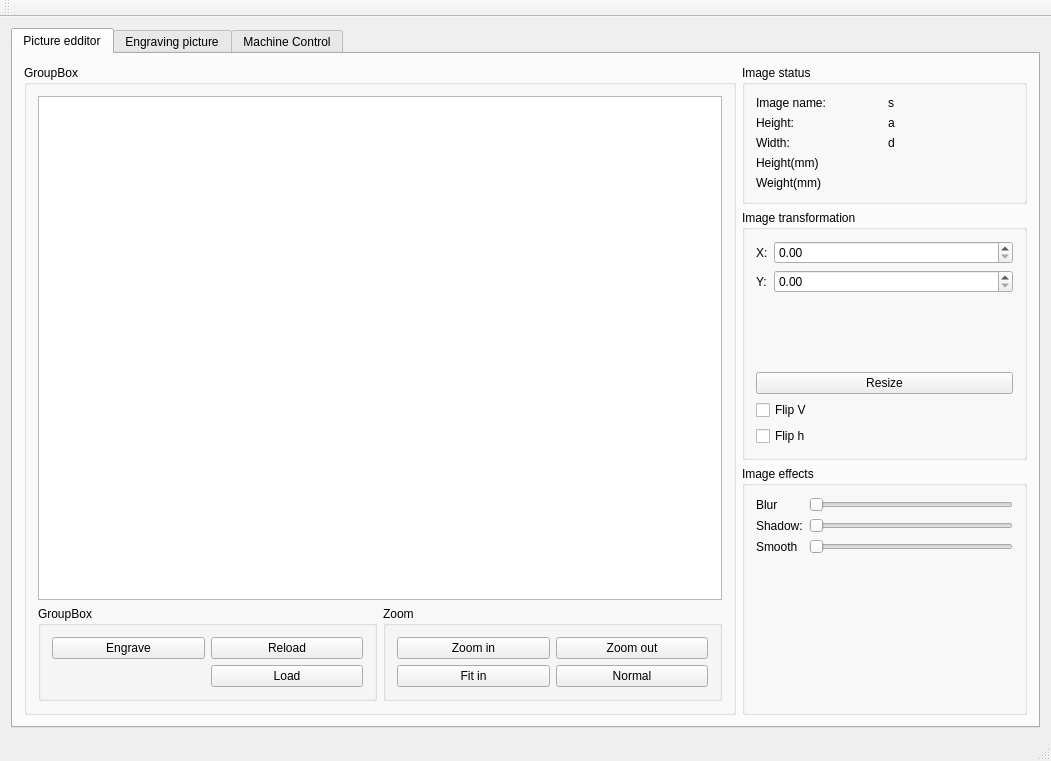
First picture: the form in mainwindow/mainwindow.ui, repository CommName/Cengrave, before the edit.
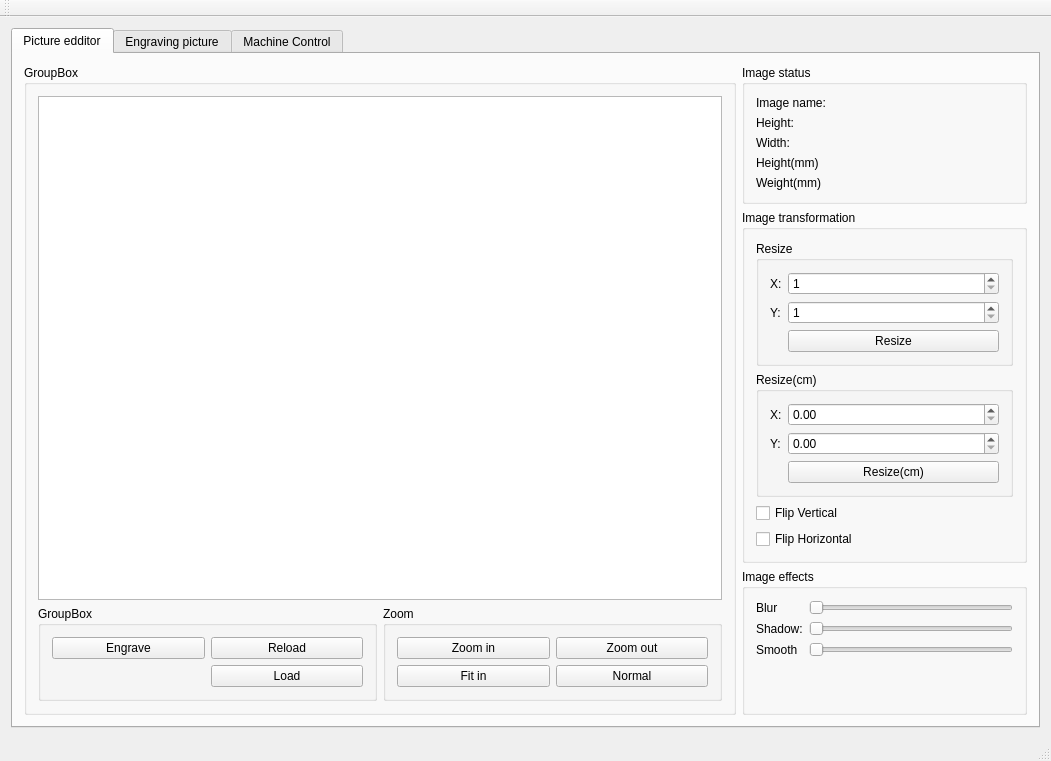
Second picture: the form after the edit. The open tabs and pages were chosen to show the change.

```diff
--- a/mainwindow/mainwindow.ui
+++ b/mainwindow/mainwindow.ui
@@ -153,7 +153,7 @@
              <item row="1" column="1">
               <widget class="QLabel" name="label_Height">
                <property name="text">
-                <string>a</string>
+                <string/>
                </property>
               </widget>
              </item>
@@ -167,14 +167,14 @@
              <item row="2" column="1">
               <widget class="QLabel" name="label_Width">
                <property name="text">
-                <string>d</string>
+                <string/>
                </property>
               </widget>
              </item>
              <item row="0" column="1">
               <widget class="QLabel" name="label_ImageName">
                <property name="text">
-                <string>s</string>
+                <string/>
                </property>
               </widget>
              </item>
@@ -188,6 +188,60 @@
             </property>
             <layout class="QVBoxLayout" name="verticalLayout_5">
              <item>
+              <widget class="QGroupBox" name="groupBox_resize_mode0">
+               <property name="title">
+                <string>Resize</string>
+               </property>
+               <layout class="QFormLayout" name="formLayout_3">
+                <item row="0" column="0">
+                 <widget class="QLabel" name="label_resize_x_mode0">
+                  <property name="text">
+                   <string>X:</string>
+                  </property>
+                 </widget>
+                </item>
+                <item row="0" column="1">
+                 <widget class="QSpinBox" name="spinBox_resize_x_mode0">
+                  <property name="minimum">
+                   <number>1</number>
+                  </property>
+                  <property name="maximum">
+                   <number>999999999</number>
+                  </property>
+                 </widget>
+                </item>
+                <item row="1" column="0">
+                 <widget class="QLabel" name="label_rezie_y_mode0">
+                  <property name="text">
+                   <string>Y:</string>
+                  </property>
+                 </widget>
+                </item>
+                <item row="1" column="1">
+                 <widget class="QSpinBox" name="spinBox_resize_y_mode0">
+                  <property name="minimum">
+                   <number>1</number>
+                  </property>
+                  <property name="maximum">
+                   <number>999999999</number>
+                  </property>
+                 </widget>
+                </item>
+                <item row="2" column="1">
+                 <widget class="QPushButton" name="button_resize_mode0">
+                  <property name="text">
+                   <string>Resize</string>
+                  </property>
+                 </widget>
+                </item>
+               </layout>
+              </widget>
+             </item>
+             <item>
+              <widget class="QGroupBox" name="groupBox_resize_cm_mode0">
+               <property name="title">
+                <string>Resize(cm)</string>
+               </property>
               <layout class="QFormLayout" name="formLayout">
                <item row="0" column="0">
                 <widget class="QLabel" name="label">
@@ -209,26 +263,27 @@
                <item row="1" column="1">
                 <widget class="QDoubleSpinBox" name="doubleSpinBox_6"/>
                </item>
-              </layout>
-             </item>
-             <item>
+                <item row="2" column="1">
               <widget class="QPushButton" name="pushButton">
                <property name="text">
-                <string>Resize</string>
+                   <string>Resize(cm)</string>
                </property>
               </widget>
              </item>
+               </layout>
+              </widget>
+             </item>
              <item>
               <widget class="QCheckBox" name="checkBox">
                <property name="text">
-                <string>Flip V</string>
+                <string>Flip Vertical</string>
                </property>
               </widget>
              </item>
              <item>
               <widget class="QCheckBox" name="checkBox_2">
                <property name="text">
-                <string>Flip h</string>
+                <string>Flip Horizontal</string>
                </property>
               </widget>
              </item>
```
Left out of the diff: 18 changed lines with no effect on the pictures. Lines whose indentation alone changed are shown as unchanged.
